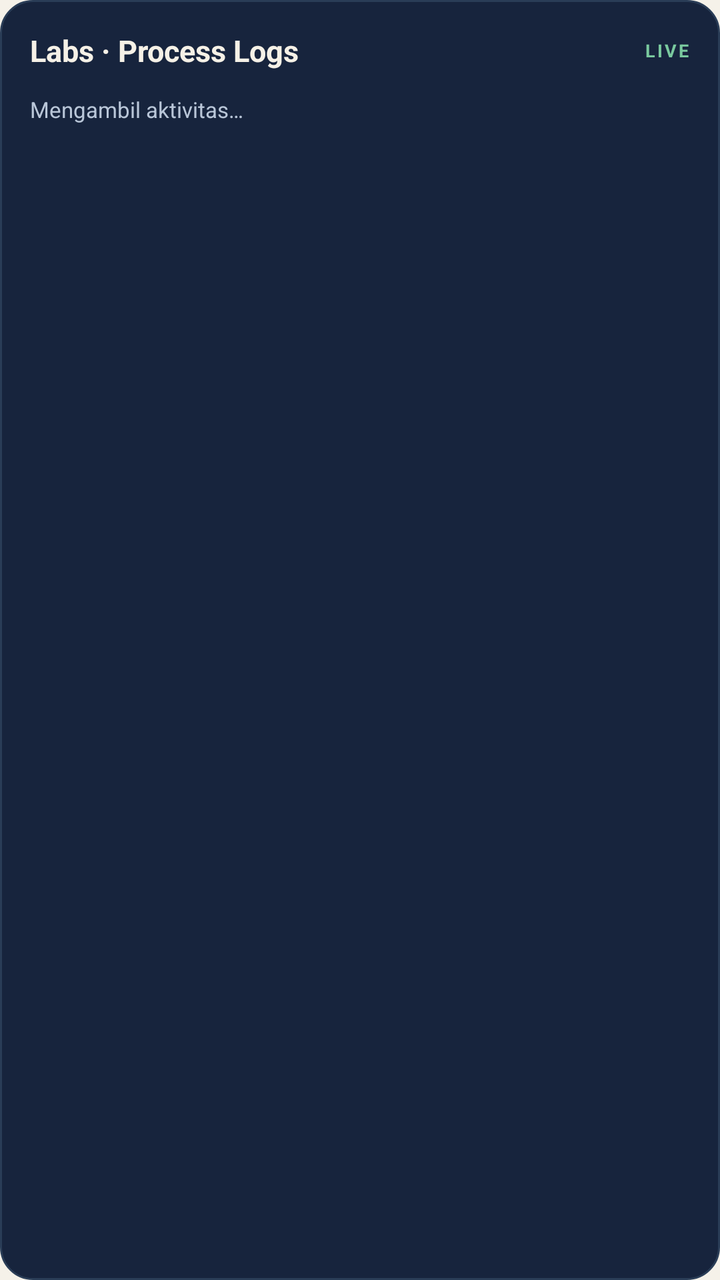
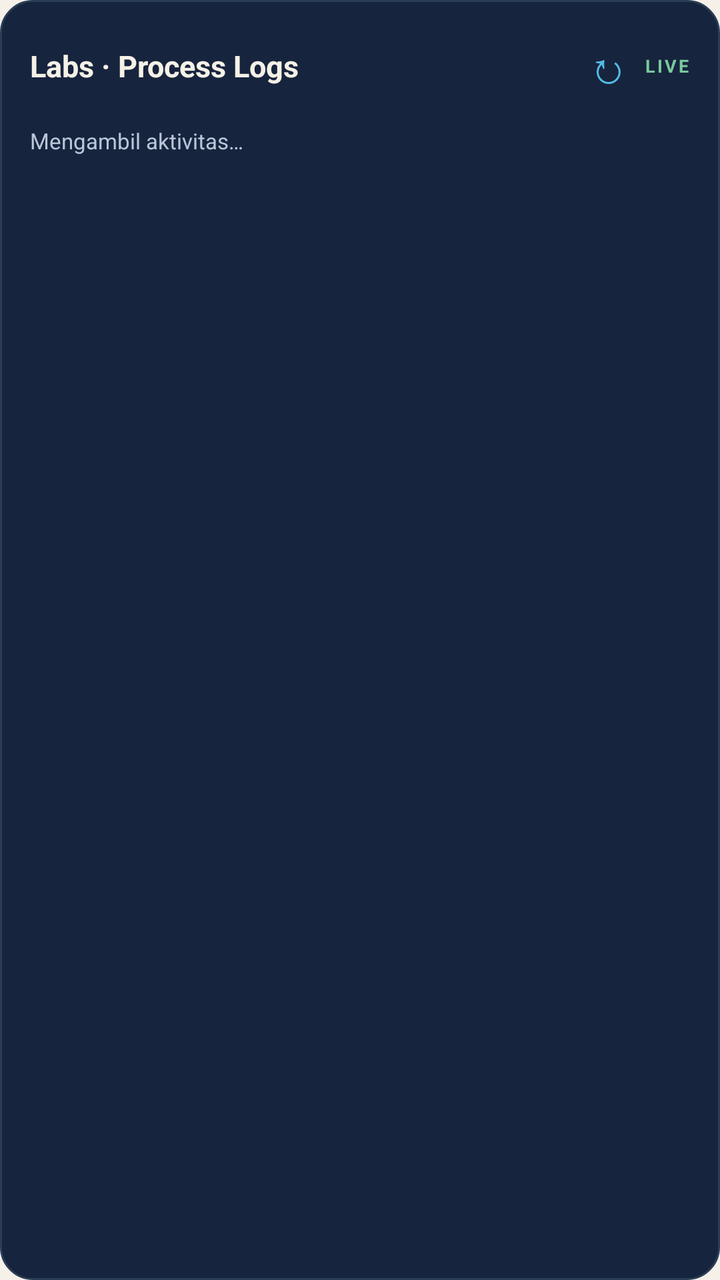

Two renders of the same Android screen: before a commit and after it. Below are the layout's source before the change and the commit's diff.
<!-- AndroidManifest.xml: application theme AppTheme -->
<!-- res/layout/widget_log.xml -->
<?xml version="1.0" encoding="utf-8"?>
<LinearLayout xmlns:android="http://schemas.android.com/apk/res/android"
    android:id="@+id/wl_root" android:layout_width="match_parent" android:layout_height="match_parent"
    android:orientation="vertical" android:background="@drawable/widget_bg" android:padding="15dp">

    <LinearLayout android:layout_width="match_parent" android:layout_height="wrap_content"
        android:orientation="horizontal" android:gravity="center_vertical">
        <TextView android:id="@+id/wl_title" android:layout_width="0dp" android:layout_height="wrap_content"
            android:layout_weight="1" android:text="Labs · Process Logs" android:textColor="#F6F1E7"
            android:textSize="15sp" android:textStyle="bold" />
        <TextView android:id="@+id/wl_badge" android:layout_width="wrap_content" android:layout_height="wrap_content"
            android:text="LIVE" android:textColor="#79C99E" android:textSize="9sp" android:textStyle="bold"
            android:letterSpacing="0.12" />
    </LinearLayout>

    <TextView android:id="@+id/wl_line1" android:layout_width="match_parent" android:layout_height="wrap_content"
        android:layout_marginTop="12dp" android:maxLines="1" android:ellipsize="end"
        android:text="Mengambil aktivitas…" android:textColor="#B9C6D8" android:textSize="11sp" />
    <TextView android:id="@+id/wl_line2" android:layout_width="match_parent" android:layout_height="wrap_content"
        android:layout_marginTop="7dp" android:maxLines="1" android:ellipsize="end"
        android:text="" android:textColor="#91A4BB" android:textSize="11sp" />
    <TextView android:id="@+id/wl_line3" android:layout_width="match_parent" android:layout_height="wrap_content"
        android:layout_marginTop="7dp" android:maxLines="1" android:ellipsize="end"
        android:text="" android:textColor="#71869F" android:textSize="11sp" />
</LinearLayout>
<!-- resources referenced by this layout -->
<resources>
  <!-- drawable widget_bg (drawable) -->
  <?xml version="1.0" encoding="utf-8"?>
  <shape xmlns:android="http://schemas.android.com/apk/res/android" android:shape="rectangle">
      <solid android:color="#17243d" />
      <corners android:radius="16dp" />
      <stroke android:width="1dp" android:color="#2a3d57" />
  </shape>
  <style name="AppTheme" parent="android:Theme.Material.Light.NoActionBar">
          <item name="android:colorPrimary">#17243d</item>
          <item name="android:colorPrimaryDark">#0f1a2c</item>
          <item name="android:colorAccent">#dc6268</item>
          <item name="android:windowBackground">#f5f1e9</item>
          <item name="android:statusBarColor">#0f1a2c</item>
          <item name="android:navigationBarColor">#17243d</item>
          <item name="android:windowLightStatusBar">false</item>
      </style>
</resources>

<!-- the commit's change to res/layout/widget_log.xml (unified diff, before → after) -->
@@ -8,6 +8,9 @@
         <TextView android:id="@+id/wl_title" android:layout_width="0dp" android:layout_height="wrap_content"
             android:layout_weight="1" android:text="Labs · Process Logs" android:textColor="#F6F1E7"
             android:textSize="15sp" android:textStyle="bold" />
+        <TextView android:id="@+id/wl_refresh" android:layout_width="36dp" android:layout_height="36dp"
+            android:gravity="center" android:text="↻" android:contentDescription="Perbarui widget"
+            android:textColor="#53BCE6" android:textSize="22sp" />
         <TextView android:id="@+id/wl_badge" android:layout_width="wrap_content" android:layout_height="wrap_content"
             android:text="LIVE" android:textColor="#79C99E" android:textSize="9sp" android:textStyle="bold"
             android:letterSpacing="0.12" />
